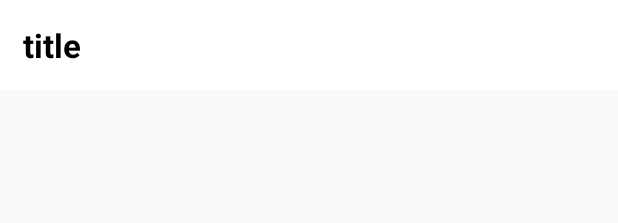
After one commit to JulianHwang/MyFirstApp, an Android app: the layout item_father.xml on its own in the app's theme, with its tools: preview values and no code run, on a phone screen of 412 x 824 dp. The commit adds this screen. Shown: the top 223 px of the screen. Run offline under Robolectric (Android 15) with nearby library versions, the phone set to English and light mode, and no system bars.

Commit message:
day21-分组列表的实现

```diff
--- a/app/src/main/java/com/julian/myfirstapp/fragment/MainFragment.java
+++ b/app/src/main/java/com/julian/myfirstapp/fragment/MainFragment.java
@@ -13,6 +13,7 @@ import com.blankj.utilcode.util.SizeUtils;
 import com.chad.library.adapter.base.entity.MultiItemEntity;
 import com.julian.myfirstapp.R;
 import com.julian.myfirstapp.TestActivity;
+import com.julian.myfirstapp.TestGroupListActivity;
 import com.julian.myfirstapp.adapter.ImageBannerAdapter;
 import com.julian.myfirstapp.adapter.MainFragmentAdapter;
 import com.julian.myfirstapp.adapter.MainFragmentAdapter2;
@@ -69,7 +70,9 @@ public class MainFragment extends Fragment {
         lly_b.setOnClickListener(new View.OnClickListener() {
             @Override
             public void onClick(View v) {
-                Toast.makeText(getActivity(),"b被点了",Toast.LENGTH_SHORT).show();
+                //Toast.makeText(getActivity(),"b被点了",Toast.LENGTH_SHORT).show();
+                Intent intent = new Intent(getActivity(), TestGroupListActivity.class);
+                startActivity(intent);
             }
         });
         lly_c.setOnClickListener(new View.OnClickListener() {
--- /dev/null
+++ b/app/src/main/res/layout/item_father.xml
@@ -0,0 +1,19 @@
+<?xml version="1.0" encoding="utf-8"?>
+<LinearLayout xmlns:android="http://schemas.android.com/apk/res/android"
+    android:orientation="vertical"
+    android:layout_width="match_parent"
+    android:layout_height="wrap_content"
+    android:padding="15dp"
+    android:background="@color/white">
+
+    <TextView
+        android:id="@+id/tv_father"
+        android:layout_width="match_parent"
+        android:layout_height="wrap_content"
+        android:textColor="@color/black"
+        android:textStyle="bold"
+        android:textSize="22sp"
+        android:text="title"
+        android:background="@color/white"/>
+
+</LinearLayout>
```
Also changed, not shown: app/src/main/AndroidManifest.xml (+4 -3 lines), app/src/main/java/com/julian/myfirstapp/TestGroupListActivity.java (added, +73 -0 lines), app/src/main/java/com/julian/myfirstapp/adapter/TestGroupListAdapter.java (added, +59 -0 lines), app/src/main/java/com/julian/myfirstapp/bean/GroupDataBean.java (added, +53 -0 lines), app/src/main/res/layout/activity_test_group_list.xml (added, +16 -0 lines).
